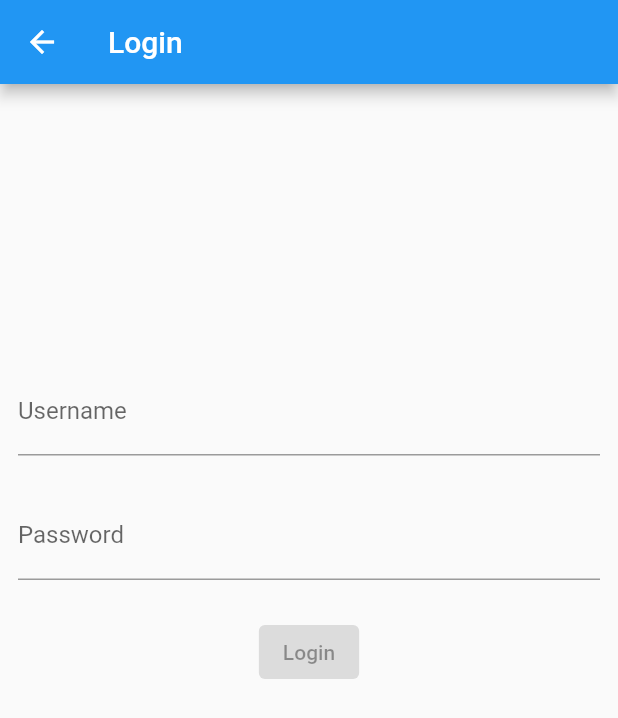
After one commit to jsare/more_training, a Flutter app: the LoginPage screen opened directly, on a phone screen of 412 x 824 dp. The commit adds this screen. Shown: the top 718 px of the screen. Run offline on Flutter 3.47's test engine with Material 2 defaults, Android fonts, the phone set to English and light mode, and no system bars; our stand-ins replace bloc, bloc_concurrency, equatable, flutter_bloc, flutter_rating_bar, formz and 2 more; accounts and stored records are empty.

Commit message:
Add login page & login form implementation

```diff
--- a/flutter_bloc_apps/auth_with_bloc/lib/app.dart
+++ b/flutter_bloc_apps/auth_with_bloc/lib/app.dart
@@ -4,6 +4,7 @@ import 'package:flutter/material.dart';
 import 'package:flutter_bloc/flutter_bloc.dart';
 import 'package:user_repository/user_repository.dart';
 
+import 'login/view/login_page.dart';
 import 'splash/view/splash_page.dart';
 
 class App extends StatelessWidget {
--- a/flutter_bloc_apps/auth_with_bloc/lib/login/bloc/login_bloc.dart
+++ b/flutter_bloc_apps/auth_with_bloc/lib/login/bloc/login_bloc.dart
@@ -56,7 +56,7 @@ class LoginBloc extends Bloc<LoginEvent, LoginState> {
       try {
         await _authenticationRepository.logIn(
           username: state.username.value,
-          password: state.password.value.toString(),
+          password: state.password.value,
         );
         emit(state.copywith(status: FormzStatus.submissionSuccess));
       } catch (_) {
--- a/flutter_bloc_apps/auth_with_bloc/lib/login/login.dart
+++ b/flutter_bloc_apps/auth_with_bloc/lib/login/login.dart
@@ -0,0 +1,3 @@
+export 'view/view.dart';
+export 'models/models.dart';
+export 'bloc/login_bloc.dart';
--- a/flutter_bloc_apps/auth_with_bloc/lib/login/models/password.dart
+++ b/flutter_bloc_apps/auth_with_bloc/lib/login/models/password.dart
@@ -2,7 +2,7 @@ import 'package:formz/formz.dart';
 
 enum PasswordValidationError { empty }
 
-class Password extends FormzInput<String?, PasswordValidationError> {
+class Password extends FormzInput<String, PasswordValidationError> {
   const Password.pure() : super.pure('');
   const Password.dirty([super.value = '']) : super.dirty();
 
--- /dev/null
+++ b/flutter_bloc_apps/auth_with_bloc/lib/login/view/login_form.dart
@@ -0,0 +1,110 @@
+import 'package:auth_with_bloc/login/bloc/login_bloc.dart';
+import 'package:flutter/material.dart';
+import 'package:flutter_bloc/flutter_bloc.dart';
+import 'package:formz/formz.dart';
+
+class LoginForm extends StatelessWidget {
+  const LoginForm({super.key});
+
+// BlocListener is used to show SnackBar if the login submission fails.
+// In addition, BlockBuilder widgets are used to wrap each of the TextField
+// widgets and make use of the buildWhen propery in order
+// to optimize for rebuilds.
+  @override
+  Widget build(BuildContext context) {
+    return BlocListener<LoginBloc, LoginState>(
+      listener: (context, state) {
+        if (state.status.isSubmissionFailure) {
+          ScaffoldMessenger.of(context)
+            ..hideCurrentSnackBar()
+            ..showSnackBar(
+              const SnackBar(content: Text('Authentication Failure')),
+            );
+        }
+      },
+      child: Align(
+        alignment: const Alignment(0, -1 / 3),
+        child: Column(
+          mainAxisSize: MainAxisSize.min,
+          children: [
+            _UsernameInput(),
+            const Padding(padding: EdgeInsets.all(12)),
+            _PasswordInput(),
+            const Padding(padding: EdgeInsets.all(12)),
+            _LoginButton(),
+          ],
+        ),
+      ),
+    );
+  }
+}
+
+class _UsernameInput extends StatelessWidget {
+  @override
+  Widget build(BuildContext context) {
+    return BlocBuilder<LoginBloc, LoginState>(
+      buildWhen: (previous, current) => previous.username != current.username,
+      builder: (context, state) {
+        return TextField(
+          key: const Key('loginForm_usernameInput_textField'),
+          onChanged: (username) => context
+              .read<LoginBloc>()
+              .add(LoginUsernameChanged(username: username)),
+          decoration: InputDecoration(
+            labelText: 'Username',
+            errorText: state.username.invalid ? 'Invalid Username' : null,
+          ),
+        );
+      },
+    );
+  }
+}
+
+// The onChanged callback is used to notify the LoginBloc of changes
+// to the username or password.
+
+class _PasswordInput extends StatelessWidget {
+  @override
+  Widget build(BuildContext context) {
+    return BlocBuilder<LoginBloc, LoginState>(
+        buildWhen: (previous, current) => previous.password != current.password,
+        builder: (context, state) {
+          return TextField(
+            key: const Key('loginForm_passwordInput_textField'),
+            onChanged: (password) => context
+                .read<LoginBloc>()
+                .add(LoginPasswordChanged(password: password)),
+            obscureText: true,
+            decoration: InputDecoration(
+              labelText: 'Password',
+              errorText: state.password.invalid ? 'Invalid Password' : null,
+            ),
+          );
+        });
+  }
+}
+
+/// The [_LoginButton] widget is only enabled if the status of the form
+/// is valid and a [CircularProgressIndicator] is shown in its place while
+/// the form is being submitted.
+class _LoginButton extends StatelessWidget {
+  @override
+  Widget build(BuildContext context) {
+    return BlocBuilder<LoginBloc, LoginState>(
+      buildWhen: (previous, current) => previous.status != current.status,
+      builder: (context, state) {
+        return state.status.isSubmissionInProgress
+            ? const CircularProgressIndicator()
+            : ElevatedButton(
+                key: const Key('loginForm_continue_elevetedButton'),
+                onPressed: state.status.isValidated
+                    ? () {
+                        context.read<LoginBloc>().add(const LoginSubmitted());
+                      }
+                    : null,
+                child: const Text('Login'),
+              );
+      },
+    );
+  }
+}
--- /dev/null
+++ b/flutter_bloc_apps/auth_with_bloc/lib/login/view/login_page.dart
@@ -0,0 +1,33 @@
+import 'package:auth_repository/auth_repository.dart';
+import 'package:auth_with_bloc/login/bloc/login_bloc.dart';
+import 'package:flutter/material.dart';
+import 'package:flutter_bloc/flutter_bloc.dart';
+
+import 'login_form.dart';
+
+class LoginPage extends StatelessWidget {
+  const LoginPage({super.key});
+
+  static Route<void> route() {
+    return MaterialPageRoute<void>(builder: (_) => const LoginPage());
+  }
+
+  @override
+  Widget build(BuildContext context) {
+    return Scaffold(
+      appBar: AppBar(title: const Text('Login')),
+      body: Padding(
+        padding: const EdgeInsets.all(12),
+        child: BlocProvider(
+          create: (context) {
+            return LoginBloc(
+              authenticationRepository:
+                  RepositoryProvider.of<AuthenticationRepository>(context),
+            );
+          },
+          child: const LoginForm(),
+        ),
+      ),
+    );
+  }
+}
--- /dev/null
+++ b/flutter_bloc_apps/auth_with_bloc/lib/login/view/view.dart
@@ -0,0 +1,2 @@
+export 'login_form.dart';
+export 'login_page.dart';
```
